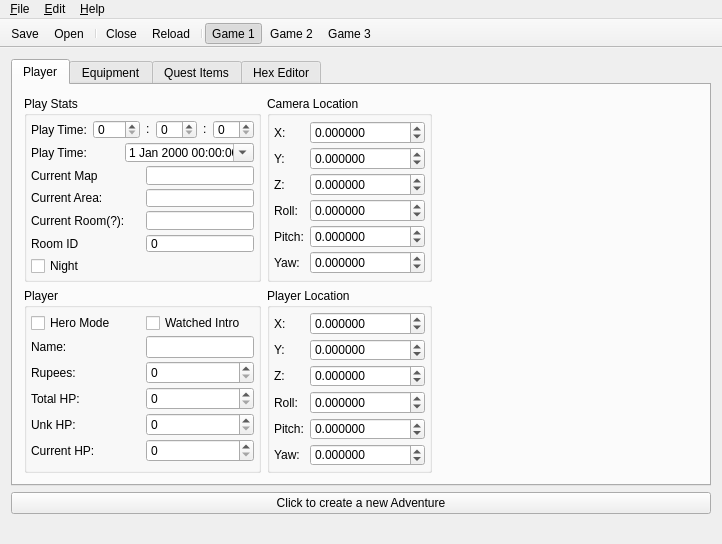
Antidote/skyward-sword-save-editor, file save editor/SS_SaveEditor/forms/mainwindow.ui: the form before one commit.
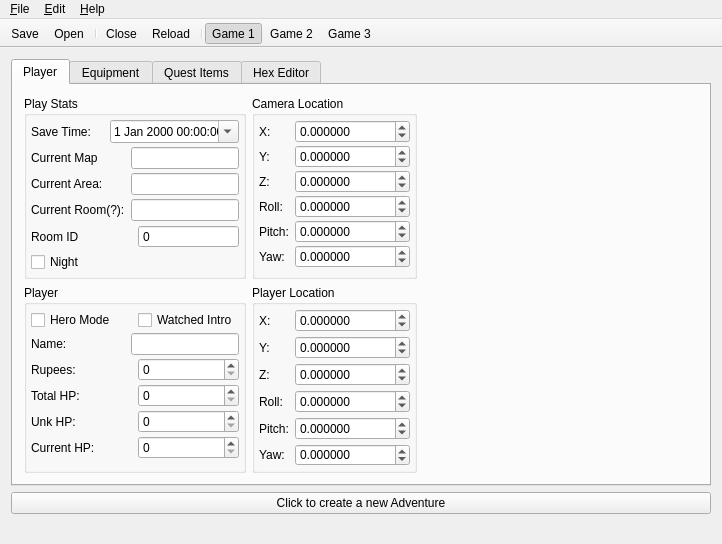
The form after the commit. The open tabs and pages were chosen to show the change. Icons and pictures are not drawn.

```diff
--- a/save editor/SS_SaveEditor/forms/mainwindow.ui
+++ b/save editor/SS_SaveEditor/forms/mainwindow.ui
@@ -84,7 +84,7 @@
              <item>
               <widget class="QLabel" name="saveTimeLabel">
                <property name="text">
-                <string>Play Time:</string>
+                <string>Save Time:</string>
                </property>
               </widget>
              </item>
@@ -188,75 +188,12 @@
            </item>
            <item row="0" column="0">
             <layout class="QHBoxLayout" name="playTimeLayout">
-             <item>
-              <widget class="QLabel" name="playTimeLabel">
-               <property name="text">
-                <string>Play Time:</string>
-               </property>
-              </widget>
-             </item>
-             <item>
-              <widget class="QSpinBox" name="playHoursSpinBox">
-               <property name="maximum">
-                <number>999</number>
-               </property>
-              </widget>
-             </item>
-             <item>
-              <widget class="QLabel" name="playSepLabel">
-               <property name="sizePolicy">
-                <sizepolicy hsizetype="Fixed" vsizetype="Fixed">
-                 <horstretch>0</horstretch>
-                 <verstretch>0</verstretch>
-                </sizepolicy>
-               </property>
-               <property name="maximumSize">
-                <size>
-                 <width>4</width>
-                 <height>16777215</height>
-                </size>
-               </property>
-               <property name="lineWidth">
-                <number>1</number>
-               </property>
-               <property name="text">
-                <string>:</string>
-               </property>
-              </widget>
-             </item>
-             <item>
-              <widget class="QSpinBox" name="playMinutesSpinBox">
-               <property name="maximum">
-                <number>60</number>
-               </property>
-              </widget>
-             </item>
-             <item>
-              <widget class="QLabel" name="label">
-               <property name="sizePolicy">
-                <sizepolicy hsizetype="Fixed" vsizetype="Fixed">
-                 <horstretch>0</horstretch>
-                 <verstretch>0</verstretch>
-                </sizepolicy>
-               </property>
-               <property name="maximumSize">
-                <size>
-                 <width>4</width>
-                 <height>16777215</height>
-                </size>
-               </property>
-               <property name="text">
-                <string>:</string>
-               </property>
-              </widget>
-             </item>
-             <item>
-              <widget class="QSpinBox" name="playSecondsSpinBox">
-               <property name="maximum">
-                <number>60</number>
-               </property>
-              </widget>
-             </item>
+             <property name="spacing">
+              <number>0</number>
+             </property>
+             <property name="margin">
+              <number>0</number>
+             </property>
             </layout>
            </item>
            <item row="6" column="0">
@@ -764,9 +701,12 @@
           <property name="orientation">
            <enum>Qt::Horizontal</enum>
           </property>
+          <property name="sizeType">
+           <enum>QSizePolicy::MinimumExpanding</enum>
+          </property>
           <property name="sizeHint" stdset="0">
            <size>
-            <width>40</width>
+            <width>120</width>
             <height>20</height>
            </size>
           </property>
```
Left out of the diff: 5 changed lines with no effect on the pictures.
